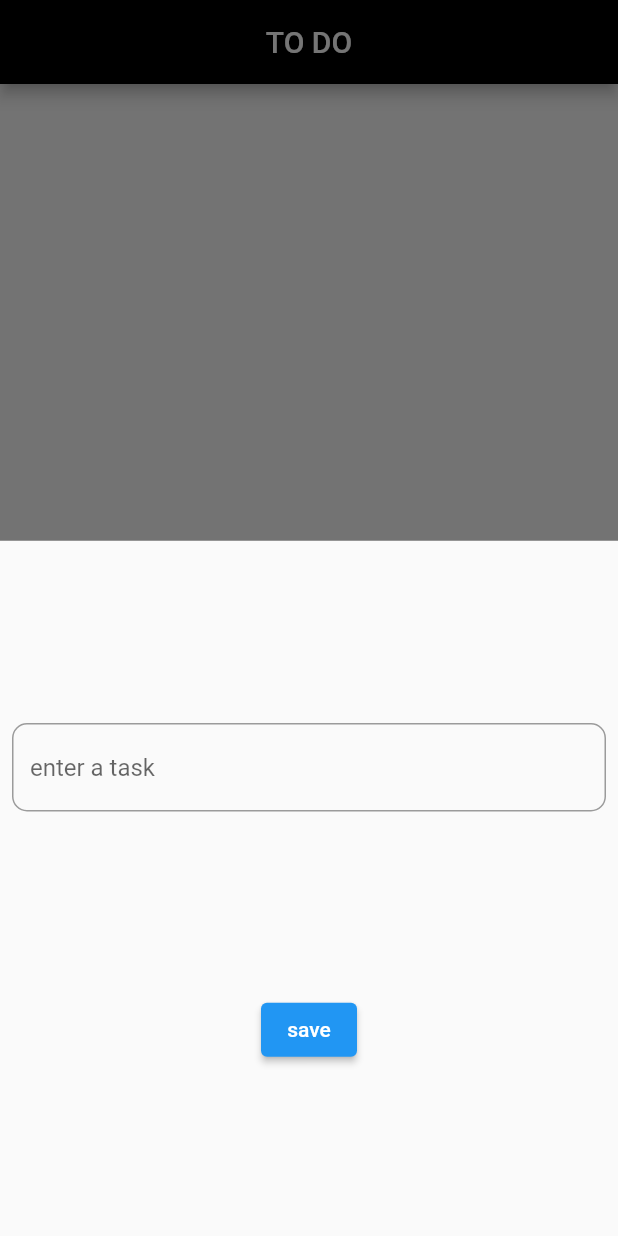
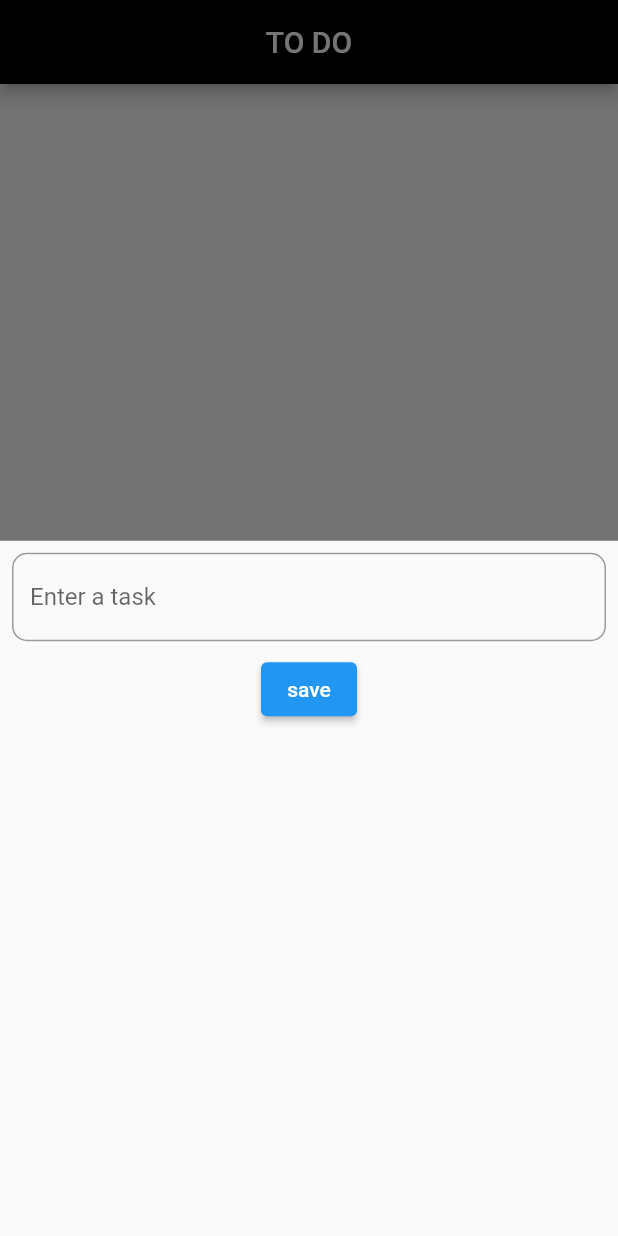
Before and after one commit to Nived-Manoj/to_do, a Flutter app: the screen it shows after launch, after a tap on the "add" icon, on a phone screen of 412 x 824 dp. Run offline on Flutter 3.47's test engine with Material 2 defaults, Android fonts, the phone set to English and light mode, and no system bars; our stand-ins replace hive_flutter; accounts and stored records are empty.

Commit message:
initial commit

```diff
--- a/lib/home_screen.dart
+++ b/lib/home_screen.dart
@@ -30,7 +30,10 @@ class _HomeScreenState extends State<HomeScreen> {
             child: ListView.builder(
               itemCount: keylist.length,
               itemBuilder: (context, index) => ListTile(
-                title: Text(box.get(keylist[index])["title"]),
+                title: Text(
+                  box.get(keylist[index])["title"],
+                  style: TextStyle(fontSize: 20, fontWeight: FontWeight.w500),
+                ),
                 trailing: Checkbox(
                     value: box.get(keylist[index])["isCompleted"],
                     onChanged: (bool? value) {
@@ -51,7 +54,6 @@ class _HomeScreenState extends State<HomeScreen> {
           showModalBottomSheet(
               context: context,
               builder: (context) => Column(
-                    mainAxisAlignment: MainAxisAlignment.spaceEvenly,
                     children: [
                       Padding(
                         padding: const EdgeInsets.all(8.0),
@@ -60,7 +62,7 @@ class _HomeScreenState extends State<HomeScreen> {
                           decoration: InputDecoration(
                               border: OutlineInputBorder(
                                   borderRadius: BorderRadius.circular(10)),
-                              hintText: "enter a task"),
+                              hintText: "Enter a task"),
                         ),
                       ),
                       ElevatedButton(
```
